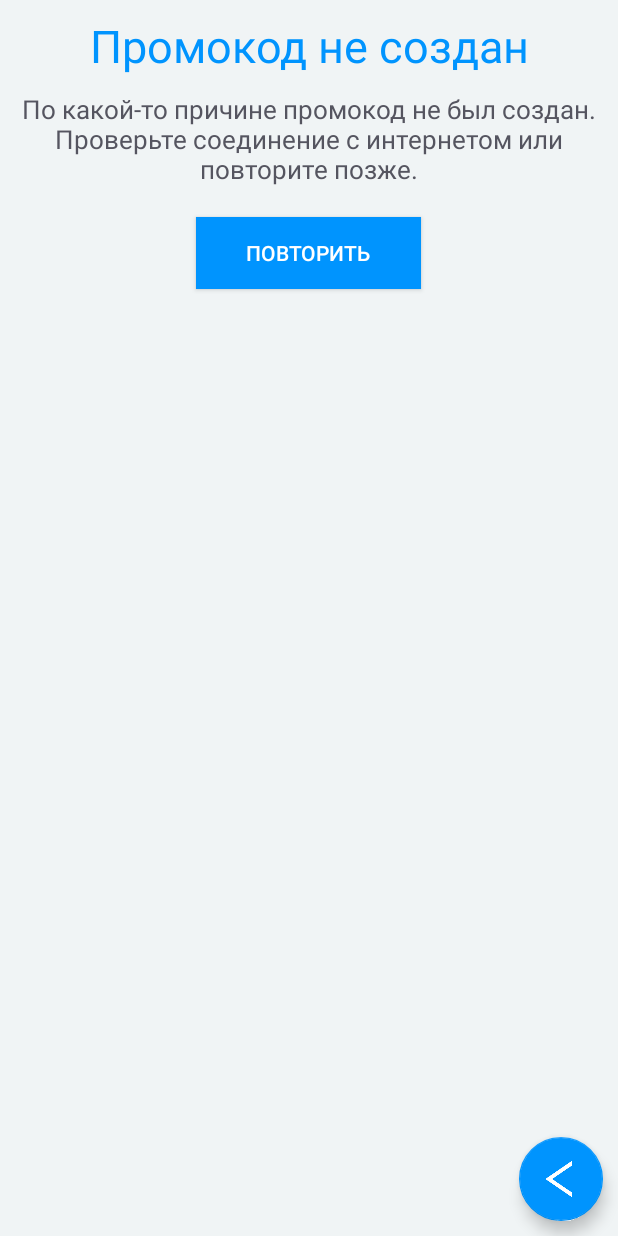
After one commit to kikiyaki/StomachVacuum, an Android app: the NoPromoCodeActivity screen opened directly, with no data from a screen before it, on a phone screen of 412 x 824 dp. The commit adds this screen. Run offline under Robolectric (Android 15) with nearby library versions, the phone set to English and light mode, and no system bars; network calls fail.

Commit message:
no internet error handling while promocode creating

```diff
--- a/app/src/main/AndroidManifest.xml
+++ b/app/src/main/AndroidManifest.xml
@@ -37,6 +37,7 @@
         <activity android:name=".NotificationActivity"  android:screenOrientation="portrait"/>
         <activity android:name=".Promo.MyPromoCodeActivity"  android:screenOrientation="portrait"/>
         <activity android:name=".Promo.EnterPromoCodeActivity"  android:screenOrientation="portrait"/>
+        <activity android:name=".Promo.NoPromoCodeActivity"  android:screenOrientation="portrait"/>
 
         <meta-data
             android:name="com.google.android.gms.ads.APPLICATION_ID"
--- /dev/null
+++ b/app/src/main/java/com/sportsandhealth/iamkerel/stomachvacuum/Promo/NoPromoCodeActivity.java
@@ -0,0 +1,68 @@
+package com.sportsandhealth.iamkerel.stomachvacuum.Promo;
+
+import android.app.Activity;
+import android.content.Intent;
+import android.os.Bundle;
+import android.util.Log;
+import android.view.View;
+import android.widget.Button;
+
+import com.google.android.material.floatingactionbutton.FloatingActionButton;
+import com.sportsandhealth.iamkerel.stomachvacuum.R;
+import com.sportsandhealth.iamkerel.stomachvacuum.SettingsActivity;
+
+public class NoPromoCodeActivity extends Activity {
+
+    @Override
+    protected void onCreate(Bundle savedInstanceState) {
+        super.onCreate(savedInstanceState);
+        setContentView(R.layout.activity_no_promo_code);
+
+        FloatingActionButton floatingActionButton =
+                (FloatingActionButton) findViewById(R.id.no_promo_code__back);
+        floatingActionButton.setOnClickListener(new View.OnClickListener() {
+            @Override
+            public void onClick(View view) {
+                goBack();
+            }
+        });
+
+        Button sendButton = (Button) findViewById(R.id.no_promo_code__send_button);
+        sendButton.setOnClickListener(new View.OnClickListener() {
+            @Override
+            public void onClick(View view) {
+                PromoCode promoCode = new PromoCode(NoPromoCodeActivity.this);
+
+                if (promoCode.isExist()) {
+                    Intent intent = new Intent(NoPromoCodeActivity.this,
+                            MyPromoCodeActivity.class);
+                    startActivity(intent);
+                } else {
+                    PromoCodeCreated promoCodeCreated =
+                            new PromoCodeCreated(NoPromoCodeActivity.this);
+                    promoCodeCreated.create();
+
+                    if (promoCode.isExist()) {
+                        Intent intent = new Intent(NoPromoCodeActivity.this,
+                                MyPromoCodeActivity.class);
+                        startActivity(intent);
+                    }
+                }
+            }
+        });
+    }
+
+    @Override
+    public void onBackPressed() {
+        goBack();
+    }
+
+    /**
+     * Метод для кнопки назад или кнопки выхода на макете
+     */
+    public void goBack() {
+        Intent intent = new Intent(NoPromoCodeActivity.this, SettingsActivity.class);
+        startActivity(intent);
+    }
+
+}
--- /dev/null
+++ b/app/src/main/res/layout/activity_no_promo_code.xml
@@ -0,0 +1,59 @@
+<?xml version="1.0" encoding="utf-8"?>
+<RelativeLayout xmlns:android="http://schemas.android.com/apk/res/android"
+    xmlns:app="http://schemas.android.com/apk/res-auto"
+    xmlns:tools="http://schemas.android.com/tools"
+    xmlns:card_view="http://schemas.android.com/apk/res-auto"
+    android:orientation="vertical"
+    android:layout_width="match_parent"
+    android:layout_height="match_parent"
+    android:paddingTop="10dp"
+    android:background="@color/back"
+    tools:context=".ProgramSelection">
+
+    <LinearLayout
+        android:orientation="vertical"
+        android:layout_width="match_parent"
+        android:layout_height="wrap_content">
+
+        <TextView
+            android:layout_width="match_parent"
+            android:layout_height="wrap_content"
+            android:gravity="center"
+            android:textColor="@color/basic"
+            android:textSize="@dimen/h1"
+            android:text="@string/no_promo_code__promo_code_not_created"/>
+
+        <TextView
+            android:layout_width="match_parent"
+            android:layout_height="wrap_content"
+            android:layout_gravity="center"
+            android:layout_margin="10dp"
+            android:gravity="center_horizontal"
+            android:textAlignment="center"
+            android:textSize="@dimen/h3"
+            android:textColor="@color/text"
+            android:text="@string/no_promo_code__description"/>
+
+        <Button
+            android:id="@+id/no_promo_code__send_button"
+            android:layout_width="150dp"
+            android:layout_height="wrap_content"
+            android:layout_gravity="center"
+            android:layout_margin="10dp"
+            android:background="@color/basic"
+            android:textColor="@color/white"
+            android:text="@string/no_promo_code__repeat"/>
+
+    </LinearLayout>
+
+    <com.google.android.material.floatingactionbutton.FloatingActionButton
+        android:id="@+id/no_promo_code__back"
+        android:layout_width="wrap_content"
+        android:layout_height="wrap_content"
+        android:layout_alignParentBottom="true"
+        android:layout_alignParentEnd="true"
+        android:layout_marginBottom="10dp"
+        android:layout_marginEnd="10dp"
+        app:srcCompat="@drawable/entry_back" />
+
+</RelativeLayout>
--- a/app/src/main/res/values/strings.xml
+++ b/app/src/main/res/values/strings.xml
@@ -80,6 +80,13 @@
 
     <string name="enter_promo_code__enter_promo_code">Ввести промокод</string>
     <string name="enter_promo_code__send">Отправить</string>
+
+    <!-- NoPromoCodeActivity -->
+
+    <string name="no_promo_code__promo_code_not_created">Промокод не создан</string>
+    <string name="no_promo_code__description">По какой-то причине промокод не был создан.
+    Проверьте соединение с интернетом или повторите позже.</string>
+    <string name="no_promo_code__repeat">Повторить</string>
 
     <!-- Day activity -->
 
```
Also changed, not shown: app/src/main/java/com/sportsandhealth/iamkerel/stomachvacuum/Promo/MyPromoCodeActivity.java (+5 -2 lines).
